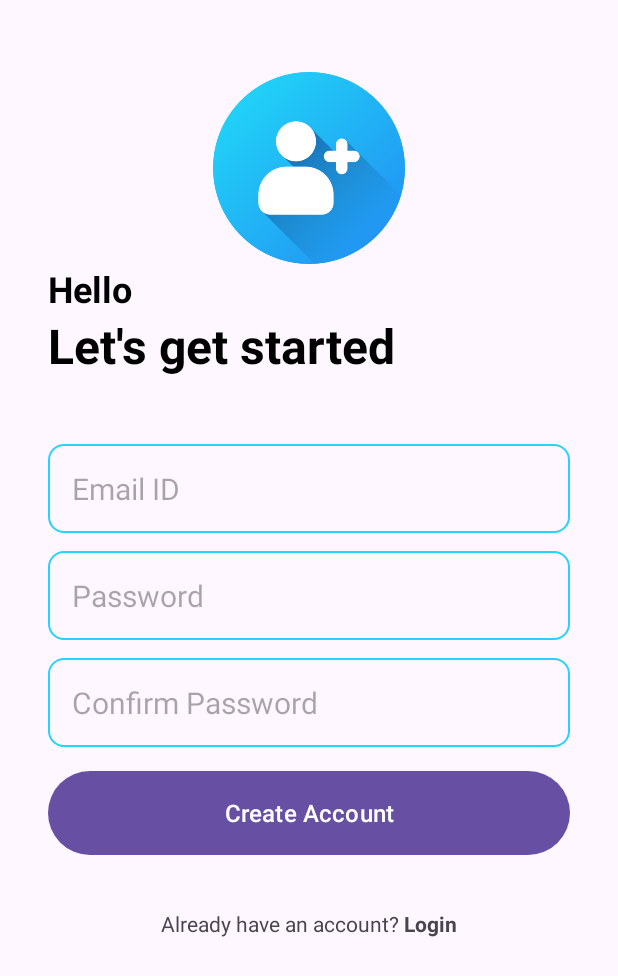
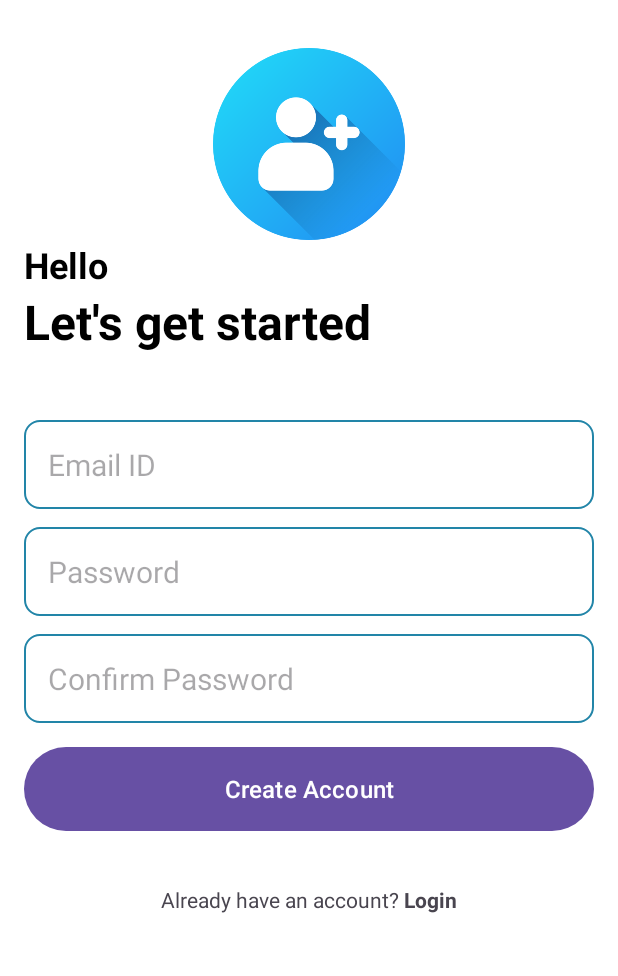
Before and after one commit to Abhi-Codehub/Notes-Pro-, an Android app: the CreatAccountActivity screen opened directly, with no data from a screen before it, on a phone screen of 412 x 824 dp. Shown: the top 976 px of the screen. Run offline under Robolectric (Android 15) with nearby library versions, the phone set to English and light mode, and no system bars; our stand-ins replace Firebase (no records; nobody signed in at launch, a user with empty details on screens opened directly).

Commit message:
Notes Pro Final

```diff
--- a/app/src/main/res/layout/activity_creat_account.xml
+++ b/app/src/main/res/layout/activity_creat_account.xml
@@ -5,8 +5,7 @@
     android:layout_width="match_parent"
     android:layout_height="match_parent"
     tools:context=".CreatAccountActivity"
-    android:layout_marginVertical="16dp"
-    android:layout_marginHorizontal="32dp">
+    android:background="@color/white">
 
         <ImageView
             android:id="@+id/sing_up_icon"
@@ -21,7 +20,8 @@
         android:layout_width="match_parent"
         android:layout_height="wrap_content"
         android:orientation="vertical"
-        android:layout_below="@+id/sing_up_icon">
+        android:layout_below="@+id/sing_up_icon"
+        android:layout_marginHorizontal="16dp">
 
         <TextView
             android:layout_width="match_parent"
@@ -47,7 +47,8 @@
         android:layout_height="wrap_content"
         android:layout_below="@+id/hello_text"
         android:orientation="vertical"
-        android:layout_marginVertical="32dp">
+        android:layout_marginVertical="32dp"
+        android:layout_marginHorizontal="16dp">
 
         <EditText
             android:id="@+id/email_edit_text"
@@ -120,8 +121,6 @@
             android:text="Login"
             android:textStyle="bold" />
 
-
-
     </LinearLayout>
 
 </RelativeLayout>
--- a/app/src/main/res/layout/activity_main.xml
+++ b/app/src/main/res/layout/activity_main.xml
@@ -5,7 +5,7 @@
     android:layout_width="match_parent"
     android:layout_height="match_parent"
     tools:context=".MainActivity"
-    android:background="@color/my_primary"
+    android:background="@drawable/background_main_activity"
     android:padding="16dp">
 
 
--- a/app/src/main/res/layout/activity_note_details.xml
+++ b/app/src/main/res/layout/activity_note_details.xml
@@ -4,7 +4,7 @@
     xmlns:tools="http://schemas.android.com/tools"
     android:layout_width="match_parent"
     android:layout_height="match_parent"
-    android:background="@color/my_primary"
+    android:background="@drawable/background_main_activity"
     android:padding="16dp"
     tools:context=".NoteDetailsActivity">
 
--- a/app/src/main/res/values/colors.xml
+++ b/app/src/main/res/values/colors.xml
@@ -1,6 +1,6 @@
 <?xml version="1.0" encoding="utf-8"?>
 <resources>
-    <color name="my_primary">#FF24D3FE</color>
+    <color name="my_primary">#2285a8</color>
     <color name="black">#FF000000</color>
     <color name="white">#FFFFFFFF</color>
 </resources>
```
Also changed, not shown: app/src/main/res/layout/activity_login.xml (+5 -4 lines), app/src/main/res/layout/activity_splash.xml (+6 -5 lines), app/src/main/res/drawable/background.png (added), 1 other file.
